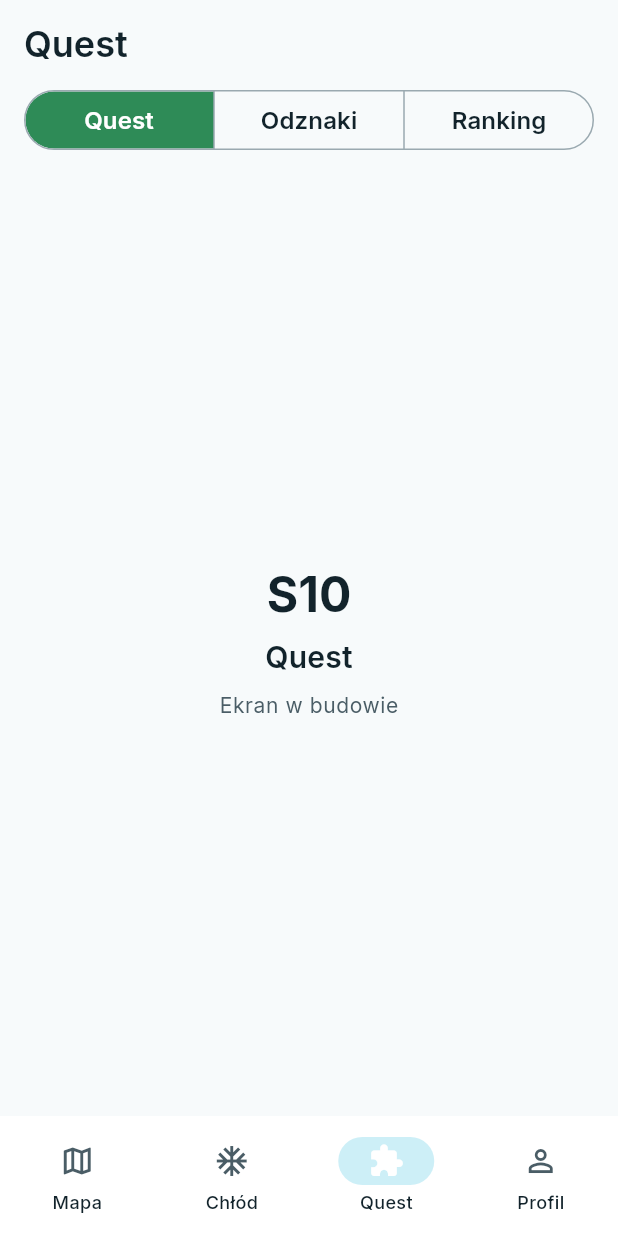
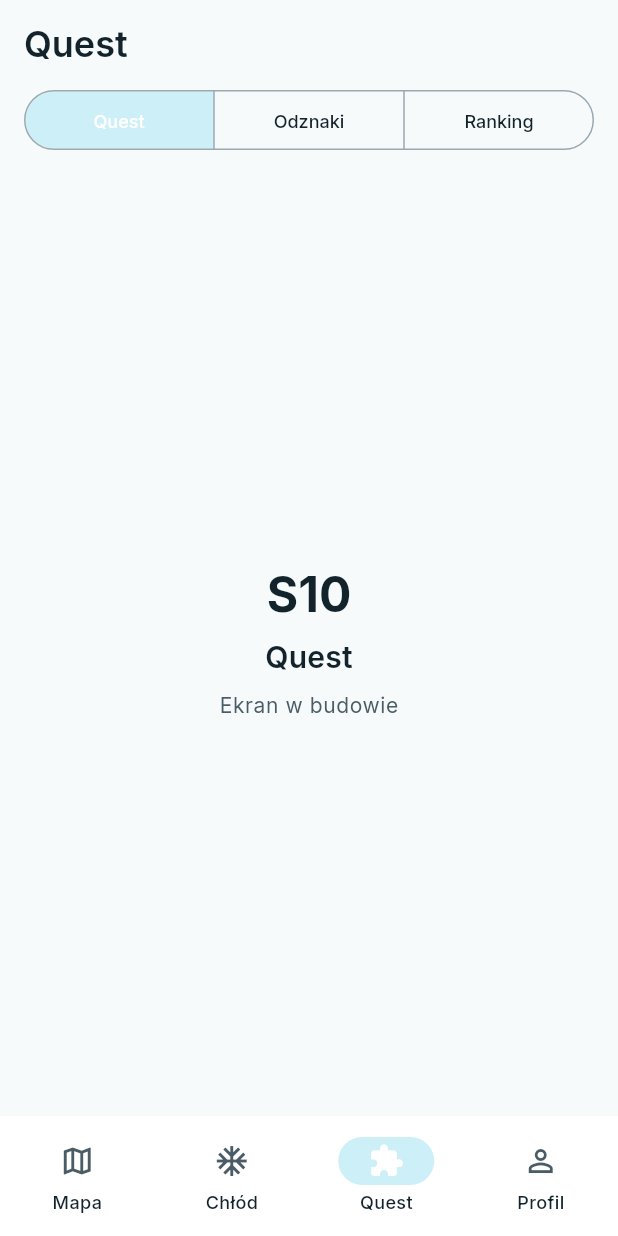
Before and after one commit to mikita672/cool-lodz-app, a Flutter app: the screen it shows after launch, item 3 of the bottom bar chosen, on a phone screen of 412 x 824 dp. Run offline on Flutter 3.47's test engine with Material 3 defaults, Android fonts, the phone set to English and light mode, and no system bars; our stand-ins replace flutter_riverpod, go_router.

Commit message:
fix(app): address review of the scaffold
- static Inter 400/500/600/700 (cut from the variable font) instead of
  font variations; register the OFL licence
- 52/60 dp for ElevatedButton and SegmentedButton too; white dialogs
- router is built once (ref.read); detail screens are sub-routes of
  their tab so deep links keep a back stack; router tests
- NDK pin is now an optional machine-local Gradle property
  (coollodz.ndkVersion); the repo keeps Flutter's default
- tests mirror lib/, lint config cleanup

Refs #2

Co-Authored-By: Claude Opus 5.5 <noreply@anthropic.com>

```diff
--- a/analysis_options.yaml
+++ b/analysis_options.yaml
@@ -6,7 +6,6 @@ analyzer:
     - "**/*.g.dart"
   errors:
     missing_required_param: error
-    missing_return: error
 
 linter:
   rules:
--- a/lib/app/router.dart
+++ b/lib/app/router.dart
@@ -27,6 +27,8 @@ final rootNavigatorKey = GlobalKey<NavigatorState>(debugLabel: 'root');
 
 /// Redirect rules for the start flow (onboarding → login → consents → map).
 /// APP-07 overrides this provider; the scaffold lets every route through.
+/// The router is built once: re-checks must come from [routerRefreshProvider],
+/// never from rebuilding the router (that would drop the navigation stack).
 final routerRedirectProvider = Provider<GoRouterRedirect?>((ref) => null);
 
 /// Something the router listens to, so redirects run again when the
@@ -37,8 +39,8 @@ final routerProvider = Provider<GoRouter>((ref) {
   final router = GoRouter(
     navigatorKey: rootNavigatorKey,
     initialLocation: Routes.map,
-    redirect: ref.watch(routerRedirectProvider),
-    refreshListenable: ref.watch(routerRefreshProvider),
+    redirect: ref.read(routerRedirectProvider),
+    refreshListenable: ref.read(routerRefreshProvider),
     routes: [
       GoRoute(
         path: Routes.onboarding,
@@ -56,7 +58,17 @@ final routerProvider = Provider<GoRouter>((ref) {
         branches: [
           StatefulShellBranch(
             routes: [
-              GoRoute(path: Routes.map, builder: (_, _) => const MapScreen()),
+              GoRoute(
+                path: Routes.map,
+                builder: (_, _) => const MapScreen(),
+                routes: [
+                  GoRoute(
+                    path: 'alert',
+                    parentNavigatorKey: rootNavigatorKey,
+                    builder: (_, _) => const AlertScreen(),
+                  ),
+                ],
+              ),
             ],
           ),
           StatefulShellBranch(
@@ -77,6 +89,13 @@ final routerProvider = Provider<GoRouter>((ref) {
                     orElse: () => QuestSection.quest,
                   ),
                 ),
+                routes: [
+                  GoRoute(
+                    path: 'scan',
+                    parentNavigatorKey: rootNavigatorKey,
+                    builder: (_, _) => const QuestScanScreen(),
+                  ),
+                ],
               ),
             ],
           ),
@@ -85,32 +104,33 @@ final routerProvider = Provider<GoRouter>((ref) {
               GoRoute(
                 path: Routes.profile,
                 builder: (_, _) => const ProfileTabScreen(),
+                routes: [
+                  GoRoute(
+                    path: 'about',
+                    parentNavigatorKey: rootNavigatorKey,
+                    builder: (_, _) => const AboutScreen(),
+                  ),
+                ],
               ),
             ],
           ),
         ],
       ),
-      // Full-screen routes above the bottom bar.
+      // Full-screen routes above the bottom bar. Inside the app open them with
+      // context.push so system back returns to where the user came from.
       GoRoute(
         path: Routes.routePlan,
         builder: (_, _) => const RoutePlanScreen(),
-      ),
-      GoRoute(
-        path: Routes.routeResult,
-        builder: (_, _) => const RouteResultScreen(),
+        routes: [
+          GoRoute(path: 'result', builder: (_, _) => const RouteResultScreen()),
+        ],
       ),
       GoRoute(
         path: Routes.placePattern,
         builder: (_, state) =>
             PlaceScreen(placeId: state.pathParameters['placeId']!),
       ),
-      GoRoute(
-        path: Routes.questScan,
-        builder: (_, _) => const QuestScanScreen(),
-      ),
-      GoRoute(path: Routes.alert, builder: (_, _) => const AlertScreen()),
       GoRoute(path: Routes.report, builder: (_, _) => const ReportScreen()),
-      GoRoute(path: Routes.about, builder: (_, _) => const AboutScreen()),
       if (kDebugMode)
         GoRoute(
           path: Routes.debugComponents,
--- a/lib/app/theme.dart
+++ b/lib/app/theme.dart
@@ -93,7 +93,7 @@ extension AppThemeContext on BuildContext {
 }
 
 /// Text styles from the spec (sizes in sp, line height / size).
-/// Inter ships as one variable font, so the weight goes through `wght`.
+/// Inter is bundled as static 400 / 500 / 600 / 700 files.
 abstract final class AppTextStyles {
   static const fontFamily = 'Inter';
 
@@ -103,7 +103,6 @@ abstract final class AppTextStyles {
         fontSize: size,
         height: height / size,
         fontWeight: weight,
-        fontVariations: [FontVariation.weight(weight.value.toDouble())],
         color: AppColors.onSurface,
       );
 
@@ -150,7 +149,7 @@ abstract final class AppTheme {
       onSurface: AppColors.onSurface,
       onSurfaceVariant: AppColors.onSurfaceVariant,
       surfaceContainerHighest: AppColors.surfaceVariant,
-      surfaceContainerHigh: AppColors.surfaceVariant,
+      surfaceContainerHigh: AppColors.surface, // dialogs stay white
       surfaceContainer: AppColors.surface,
       surfaceContainerLow: AppColors.surface,
       outline: AppColors.muted,
@@ -170,10 +169,7 @@ abstract final class AppTheme {
       headlineSmall: AppTextStyles.titleL,
       titleLarge: AppTextStyles.titleL,
       titleMedium: AppTextStyles.titleM,
-      titleSmall: AppTextStyles.body.copyWith(
-        fontWeight: FontWeight.w600,
-        fontVariations: const [FontVariation.weight(600)],
-      ),
+      titleSmall: AppTextStyles.body.copyWith(fontWeight: FontWeight.w600),
       bodyLarge: AppTextStyles.body,
       bodyMedium: AppTextStyles.bodyS,
       bodySmall: AppTextStyles.bodyS.copyWith(
@@ -213,6 +209,20 @@ abstract final class AppTheme {
           foregroundColor: AppColors.primary,
           side: const BorderSide(color: AppColors.primary),
           textStyle: AppTextStyles.button,
+        ),
+      ),
+      elevatedButtonTheme: ElevatedButtonThemeData(
+        style: ElevatedButton.styleFrom(
+          minimumSize: buttonSize,
+          shape: buttonShape,
+          textStyle: AppTextStyles.button,
+        ),
+      ),
+      segmentedButtonTheme: SegmentedButtonThemeData(
+        style: SegmentedButton.styleFrom(
+          minimumSize: Size(AppSizes.minTouchTarget, buttonHeight),
+          textStyle: AppTextStyles.label,
+          selectedBackgroundColor: AppColors.primaryContainer,
         ),
       ),
       textButtonTheme: TextButtonThemeData(
--- a/lib/core/game/game_config.dart
+++ b/lib/core/game/game_config.dart
@@ -23,7 +23,8 @@ abstract final class GameConfig {
   // Badges.
   static const badgeShadedTenCount = 10; // Cienista dziesiątka
   static const badgeShadedTenMinShade = 0.60;
-  static const badgeCoolGuardPlaces = 5; // Strażnik chłodu (lower for the demo)
+  static const badgeCoolGuardPlaces =
+      5; // Strażnik chłodu (spec allows lowering it for the demo)
   static const badgeEarlyBirdFromHour = 6; // Ranny ptaszek 6:00–10:00
   static const badgeEarlyBirdToHour = 10;
   static const badgeEveningFromHour = 19; // Wieczorny spacerowicz 19:00–22:00
```
Also changed, not shown: lib/app/routes.dart (+4 -4 lines), lib/main.dart (+13 -0 lines), pubspec.yaml (+8 -1 lines), assets/fonts/Inter-Bold.ttf (added), assets/fonts/Inter-Medium.ttf (added), assets/fonts/Inter-Regular.ttf (added), assets/fonts/Inter-SemiBold.ttf (added), assets/fonts/InterVariable.ttf (deleted), 7 other files.
